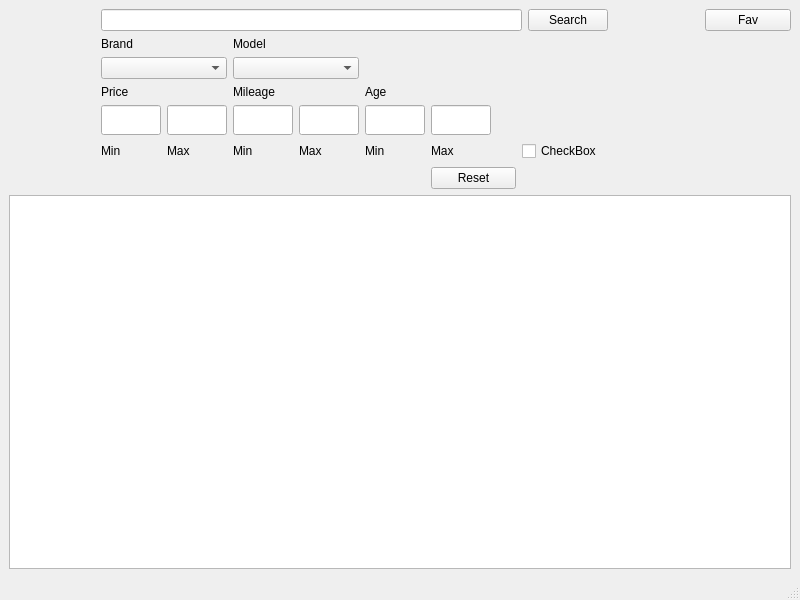
The window that mainwindow.ui (happy394/qt_project_hse) describes before a commit, drawn with Qt 5.
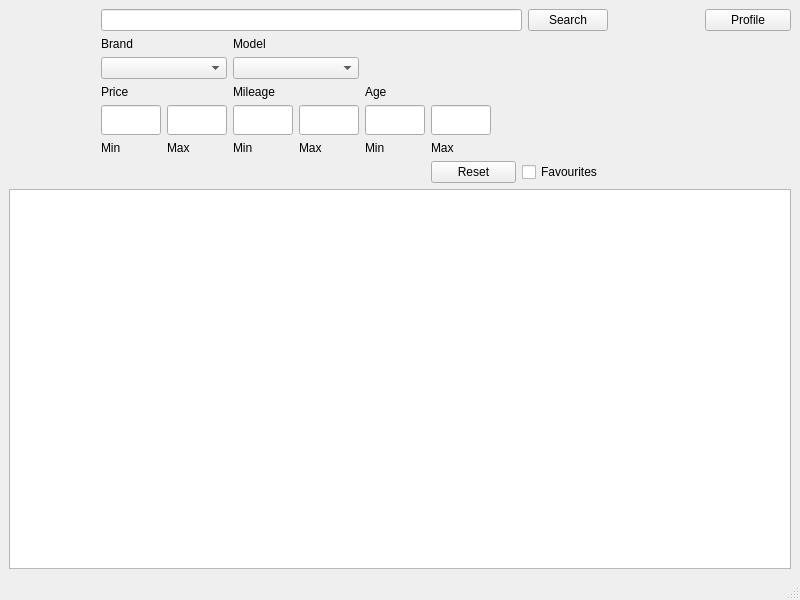
The same window after the commit.

Patch:
```diff
--- a/mainwindow.ui
+++ b/mainwindow.ui
@@ -167,6 +167,13 @@
       </property>
      </widget>
     </item>
+    <item row="6" column="7">
+     <widget class="QCheckBox" name="FavouritesBox">
+      <property name="text">
+       <string>Favourites</string>
+      </property>
+     </widget>
+    </item>
     <item row="1" column="1">
      <widget class="QLabel" name="BrandLabel">
       <property name="text">
@@ -223,7 +230,7 @@
         <item>
          <widget class="QPushButton" name="FavoriteButton">
           <property name="text">
-           <string>Fav</string>
+           <string>Profile</string>
           </property>
          </widget>
         </item>
@@ -350,16 +357,6 @@
       </property>
      </widget>
     </item>
-    <item row="8" column="0">
-     <layout class="QHBoxLayout" name="Offers"/>
-    </item>
-    <item row="5" column="7">
-     <widget class="QCheckBox" name="checkBox">
-      <property name="text">
-       <string>CheckBox</string>
-      </property>
-     </widget>
-    </item>
    </layout>
   </widget>
   <widget class="QMenuBar" name="menubar">
```
Left out of the diff: 96 changed lines with no effect on the pictures.
